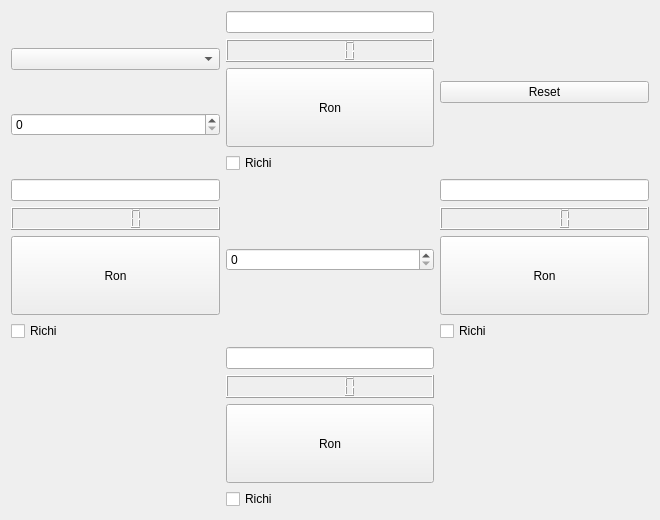
This is main.ui in dukebao/mahjong_points_calculator as Qt 5 draws it before an edit. The edited form follows.
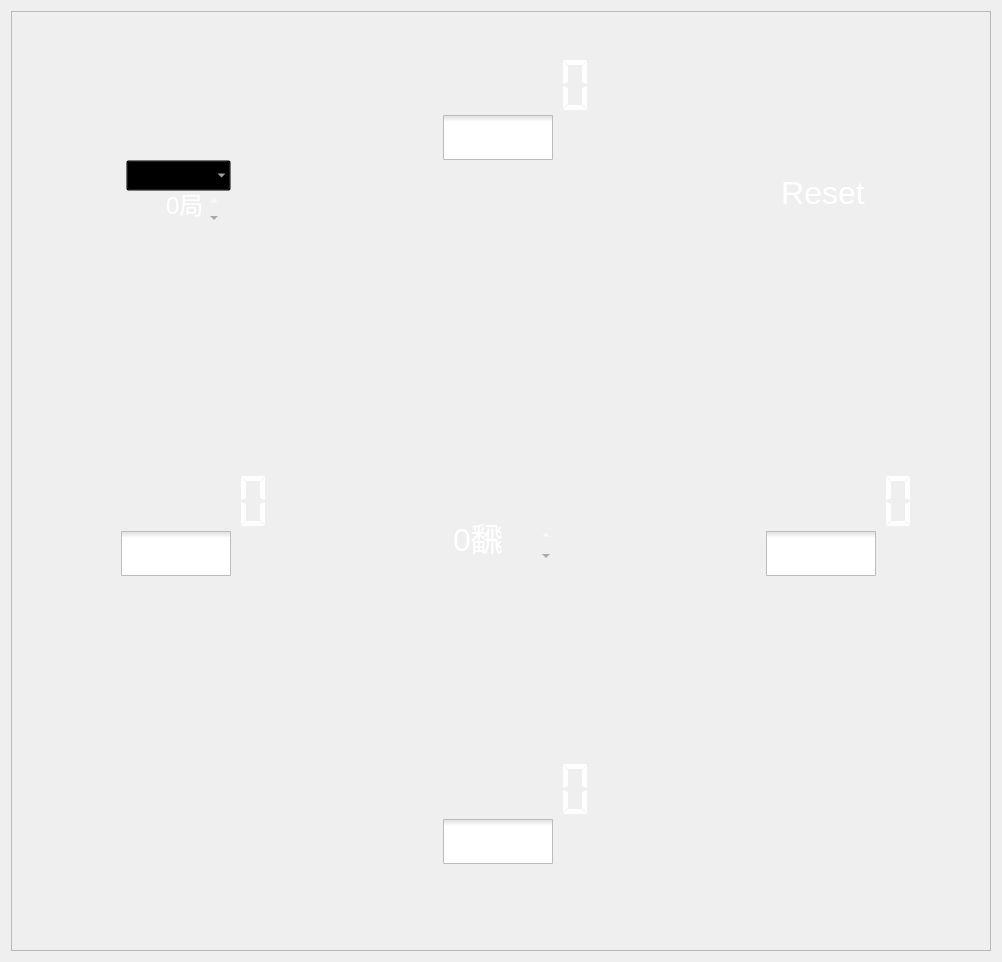
This is the edited form. Icons and pictures are not drawn.

The edit to the form file:
```diff
--- a/main.ui
+++ b/main.ui
@@ -6,216 +6,1016 @@
    <rect>
     <x>0</x>
     <y>0</y>
-    <width>660</width>
-    <height>520</height>
+    <width>1002</width>
+    <height>962</height>
    </rect>
   </property>
   <property name="windowTitle">
    <string>Form</string>
   </property>
   <property name="styleSheet">
-   <string notr="true"/>
+   <string notr="true">color:rgb(255, 255, 255);</string>
   </property>
   <layout class="QVBoxLayout" name="verticalLayout">
    <item>
-    <layout class="QGridLayout" name="gridLayout">
-     <item row="2" column="1">
-      <layout class="QVBoxLayout" name="verticalLayout_5">
-       <item>
-        <widget class="QLineEdit" name="player_south">
-         <property name="text">
-          <string/>
-         </property>
-        </widget>
-       </item>
-       <item>
-        <widget class="QLCDNumber" name="player_south_point">
-         <property name="value" stdset="0">
-          <double>0.000000000000000</double>
-         </property>
-        </widget>
-       </item>
-       <item>
-        <widget class="QPushButton" name="southPB">
-         <property name="sizePolicy">
-          <sizepolicy hsizetype="Minimum" vsizetype="Expanding">
-           <horstretch>0</horstretch>
-           <verstretch>0</verstretch>
-          </sizepolicy>
-         </property>
-         <property name="text">
-          <string>Ron</string>
-         </property>
-        </widget>
-       </item>
-       <item>
-        <widget class="QCheckBox" name="south_richi">
-         <property name="text">
-          <string>Richi</string>
-         </property>
-        </widget>
-       </item>
-      </layout>
-     </item>
-     <item row="1" column="0">
-      <layout class="QVBoxLayout" name="verticalLayout_4">
-       <item>
-        <widget class="QLineEdit" name="player_west">
-         <property name="text">
-          <string/>
-         </property>
-        </widget>
-       </item>
-       <item>
-        <widget class="QLCDNumber" name="player_west_point">
-         <property name="sizePolicy">
-          <sizepolicy hsizetype="Minimum" vsizetype="Minimum">
-           <horstretch>2</horstretch>
-           <verstretch>0</verstretch>
-          </sizepolicy>
-         </property>
-         <property name="value" stdset="0">
-          <double>0.000000000000000</double>
-         </property>
-        </widget>
-       </item>
-       <item>
-        <widget class="QPushButton" name="westPB">
-         <property name="sizePolicy">
-          <sizepolicy hsizetype="Minimum" vsizetype="Expanding">
-           <horstretch>0</horstretch>
-           <verstretch>0</verstretch>
-          </sizepolicy>
-         </property>
-         <property name="text">
-          <string>Ron</string>
-         </property>
-        </widget>
-       </item>
-       <item>
-        <widget class="QCheckBox" name="west_richi">
-         <property name="text">
-          <string>Richi</string>
-         </property>
-        </widget>
-       </item>
-      </layout>
-     </item>
-     <item row="0" column="1">
-      <layout class="QVBoxLayout" name="westplayer">
-       <item>
-        <widget class="QLineEdit" name="player_north">
-         <property name="text">
-          <string/>
-         </property>
-        </widget>
-       </item>
-       <item>
-        <widget class="QLCDNumber" name="player_north_point">
-         <property name="value" stdset="0">
-          <double>0.000000000000000</double>
-         </property>
-         <property name="intValue" stdset="0">
-          <number>0</number>
-         </property>
-        </widget>
-       </item>
-       <item>
-        <widget class="QPushButton" name="northPB">
-         <property name="sizePolicy">
-          <sizepolicy hsizetype="Minimum" vsizetype="Expanding">
-           <horstretch>0</horstretch>
-           <verstretch>0</verstretch>
-          </sizepolicy>
-         </property>
-         <property name="text">
-          <string>Ron</string>
-         </property>
-        </widget>
-       </item>
-       <item>
-        <widget class="QCheckBox" name="north_richi">
-         <property name="text">
-          <string>Richi</string>
-         </property>
-        </widget>
-       </item>
-      </layout>
-     </item>
-     <item row="1" column="2">
-      <layout class="QVBoxLayout" name="verticalLayout_3">
-       <item>
-        <widget class="QLineEdit" name="player_east">
-         <property name="text">
-          <string/>
-         </property>
-        </widget>
-       </item>
-       <item>
-        <widget class="QLCDNumber" name="player_east_point">
-         <property name="value" stdset="0">
-          <double>0.000000000000000</double>
-         </property>
-        </widget>
-       </item>
-       <item>
-        <widget class="QPushButton" name="eastPB">
-         <property name="sizePolicy">
-          <sizepolicy hsizetype="Minimum" vsizetype="Expanding">
-           <horstretch>0</horstretch>
-           <verstretch>0</verstretch>
-          </sizepolicy>
-         </property>
-         <property name="text">
-          <string>Ron</string>
-         </property>
-        </widget>
-       </item>
-       <item>
-        <widget class="QCheckBox" name="east_richi">
-         <property name="enabled">
-          <bool>true</bool>
-         </property>
-         <property name="text">
-          <string>Richi</string>
-         </property>
-        </widget>
-       </item>
-      </layout>
-     </item>
-     <item row="0" column="0">
-      <layout class="QHBoxLayout" name="horizontalLayout">
-       <item>
-        <layout class="QVBoxLayout" name="verticalLayout_2">
-         <item>
-          <widget class="QComboBox" name="current_oya"/>
-         </item>
-         <item>
-          <widget class="QSpinBox" name="round_count"/>
-         </item>
-        </layout>
-       </item>
-      </layout>
-     </item>
-     <item row="1" column="1">
-      <layout class="QVBoxLayout" name="verticalLayout_6">
-       <item>
-        <widget class="QSpinBox" name="pon"/>
-       </item>
-      </layout>
-     </item>
-     <item row="0" column="2">
-      <layout class="QHBoxLayout" name="horizontalLayout_2">
-       <item>
-        <widget class="QPushButton" name="reset">
-         <property name="text">
-          <string>Reset</string>
-         </property>
-        </widget>
-       </item>
-      </layout>
-     </item>
-    </layout>
+    <widget class="QFrame" name="frame">
+     <property name="sizePolicy">
+      <sizepolicy hsizetype="Minimum" vsizetype="Minimum">
+       <horstretch>0</horstretch>
+       <verstretch>0</verstretch>
+      </sizepolicy>
+     </property>
+     <property name="styleSheet">
+      <string notr="true">QFrame{
+background-image: url('default.jpg');
+background-repeat: no-repeat;
+background-position: center;
+}</string>
+     </property>
+     <property name="frameShape">
+      <enum>QFrame::StyledPanel</enum>
+     </property>
+     <property name="frameShadow">
+      <enum>QFrame::Raised</enum>
+     </property>
+     <property name="lineWidth">
+      <number>0</number>
+     </property>
+     <layout class="QVBoxLayout" name="verticalLayout_7">
+      <property name="spacing">
+       <number>0</number>
+      </property>
+      <property name="leftMargin">
+       <number>0</number>
+      </property>
+      <property name="topMargin">
+       <number>0</number>
+      </property>
+      <property name="rightMargin">
+       <number>0</number>
+      </property>
+      <property name="bottomMargin">
+       <number>0</number>
+      </property>
+      <item>
+       <layout class="QGridLayout" name="gridLayout">
+        <property name="leftMargin">
+         <number>5</number>
+        </property>
+        <property name="topMargin">
+         <number>5</number>
+        </property>
+        <property name="rightMargin">
+         <number>5</number>
+        </property>
+        <property name="bottomMargin">
+         <number>5</number>
+        </property>
+        <item row="1" column="1">
+         <layout class="QVBoxLayout" name="verticalLayout_6">
+          <property name="leftMargin">
+           <number>0</number>
+          </property>
+          <property name="topMargin">
+           <number>20</number>
+          </property>
+          <property name="rightMargin">
+           <number>0</number>
+          </property>
+          <property name="bottomMargin">
+           <number>20</number>
+          </property>
+          <item>
+           <spacer name="verticalSpacer">
+            <property name="orientation">
+             <enum>Qt::Vertical</enum>
+            </property>
+            <property name="sizeHint" stdset="0">
+             <size>
+              <width>20</width>
+              <height>40</height>
+             </size>
+            </property>
+           </spacer>
+          </item>
+          <item>
+           <layout class="QHBoxLayout" name="horizontalLayout_8">
+            <property name="topMargin">
+             <number>0</number>
+            </property>
+            <property name="bottomMargin">
+             <number>0</number>
+            </property>
+            <item>
+             <widget class="QSpinBox" name="pon">
+              <property name="enabled">
+               <bool>true</bool>
+              </property>
+              <property name="sizePolicy">
+               <sizepolicy hsizetype="Fixed" vsizetype="Fixed">
+                <horstretch>0</horstretch>
+                <verstretch>0</verstretch>
+               </sizepolicy>
+              </property>
+              <property name="font">
+               <font>
+                <pointsize>24</pointsize>
+               </font>
+              </property>
+              <property name="styleSheet">
+               <string notr="true">color:rgb(255, 255, 255);
+background:transparent;</string>
+              </property>
+              <property name="frame">
+               <bool>false</bool>
+              </property>
+              <property name="suffix">
+               <string>飜</string>
+              </property>
+             </widget>
+            </item>
+           </layout>
+          </item>
+          <item>
+           <spacer name="verticalSpacer_2">
+            <property name="orientation">
+             <enum>Qt::Vertical</enum>
+            </property>
+            <property name="sizeHint" stdset="0">
+             <size>
+              <width>20</width>
+              <height>40</height>
+             </size>
+            </property>
+           </spacer>
+          </item>
+         </layout>
+        </item>
+        <item row="1" column="2">
+         <layout class="QVBoxLayout" name="verticalLayout_3">
+          <item>
+           <spacer name="verticalSpacer_4">
+            <property name="orientation">
+             <enum>Qt::Vertical</enum>
+            </property>
+            <property name="sizeHint" stdset="0">
+             <size>
+              <width>20</width>
+              <height>40</height>
+             </size>
+            </property>
+           </spacer>
+          </item>
+          <item>
+           <widget class="QLineEdit" name="player_east">
+            <property name="font">
+             <font>
+              <pointsize>24</pointsize>
+             </font>
+            </property>
+            <property name="styleSheet">
+             <string notr="true">background:transparent;</string>
+            </property>
+            <property name="text">
+             <string/>
+            </property>
+            <property name="frame">
+             <bool>false</bool>
+            </property>
+            <property name="alignment">
+             <set>Qt::AlignCenter</set>
+            </property>
+           </widget>
+          </item>
+          <item>
+           <widget class="QLCDNumber" name="player_east_point">
+            <property name="sizePolicy">
+             <sizepolicy hsizetype="Minimum" vsizetype="Fixed">
+              <horstretch>0</horstretch>
+              <verstretch>0</verstretch>
+             </sizepolicy>
+            </property>
+            <property name="minimumSize">
+             <size>
+              <width>0</width>
+              <height>60</height>
+             </size>
+            </property>
+            <property name="styleSheet">
+             <string notr="true">color:rgb(255, 255, 255);
+background:transparent;</string>
+            </property>
+            <property name="frameShape">
+             <enum>QFrame::NoFrame</enum>
+            </property>
+            <property name="digitCount">
+             <number>6</number>
+            </property>
+            <property name="segmentStyle">
+             <enum>QLCDNumber::Flat</enum>
+            </property>
+            <property name="value" stdset="0">
+             <double>0.000000000000000</double>
+            </property>
+           </widget>
+          </item>
+          <item>
+           <layout class="QHBoxLayout" name="horizontalLayout_12">
+            <property name="bottomMargin">
+             <number>0</number>
+            </property>
+            <item>
+             <spacer name="horizontalSpacer_5">
+              <property name="orientation">
+               <enum>Qt::Horizontal</enum>
+              </property>
+              <property name="sizeHint" stdset="0">
+               <size>
+                <width>40</width>
+                <height>20</height>
+               </size>
+              </property>
+             </spacer>
+            </item>
+            <item>
+             <widget class="QCheckBox" name="east_richi">
+              <property name="enabled">
+               <bool>true</bool>
+              </property>
+              <property name="font">
+               <font>
+                <pointsize>24</pointsize>
+               </font>
+              </property>
+              <property name="layoutDirection">
+               <enum>Qt::LeftToRight</enum>
+              </property>
+              <property name="styleSheet">
+               <string notr="true"> QCheckBox::indicator {
+     width: 110px;
+     height: 45px;
+ }
+  QCheckBox::indicator:checked
+  {
+    image: url(richi.png);
+  }
+  QCheckBox::indicator:unchecked
+  {
+    image: url(no_richi.png);
+  }
+</string>
+              </property>
+              <property name="text">
+               <string/>
+              </property>
+              <property name="iconSize">
+               <size>
+                <width>110</width>
+                <height>45</height>
+               </size>
+              </property>
+             </widget>
+            </item>
+            <item>
+             <spacer name="horizontalSpacer_6">
+              <property name="orientation">
+               <enum>Qt::Horizontal</enum>
+              </property>
+              <property name="sizeHint" stdset="0">
+               <size>
+                <width>40</width>
+                <height>20</height>
+               </size>
+              </property>
+             </spacer>
+            </item>
+           </layout>
+          </item>
+          <item>
+           <widget class="QPushButton" name="eastPB">
+            <property name="sizePolicy">
+             <sizepolicy hsizetype="Minimum" vsizetype="Minimum">
+              <horstretch>0</horstretch>
+              <verstretch>0</verstretch>
+             </sizepolicy>
+            </property>
+            <property name="minimumSize">
+             <size>
+              <width>318</width>
+              <height>81</height>
+             </size>
+            </property>
+            <property name="styleSheet">
+             <string notr="true"/>
+            </property>
+            <property name="text">
+             <string/>
+            </property>
+            <property name="icon">
+             <iconset>
+              <normaloff>ron.png</normaloff>ron.png</iconset>
+            </property>
+            <property name="iconSize">
+             <size>
+              <width>220</width>
+              <height>100</height>
+             </size>
+            </property>
+            <property name="flat">
+             <bool>true</bool>
+            </property>
+           </widget>
+          </item>
+          <item>
+           <spacer name="verticalSpacer_6">
+            <property name="orientation">
+             <enum>Qt::Vertical</enum>
+            </property>
+            <property name="sizeHint" stdset="0">
+             <size>
+              <width>20</width>
+              <height>40</height>
+             </size>
+            </property>
+           </spacer>
+          </item>
+         </layout>
+        </item>
+        <item row="1" column="0">
+         <layout class="QVBoxLayout" name="verticalLayout_4">
+          <item>
+           <spacer name="verticalSpacer_3">
+            <property name="orientation">
+             <enum>Qt::Vertical</enum>
+            </property>
+            <property name="sizeHint" stdset="0">
+             <size>
+              <width>20</width>
+              <height>40</height>
+             </size>
+            </property>
+           </spacer>
+          </item>
+          <item>
+           <widget class="QLineEdit" name="player_west">
+            <property name="font">
+             <font>
+              <pointsize>24</pointsize>
+             </font>
+            </property>
+            <property name="styleSheet">
+             <string notr="true">background:transparent;</string>
+            </property>
+            <property name="text">
+             <string/>
+            </property>
+            <property name="frame">
+             <bool>false</bool>
+            </property>
+            <property name="alignment">
+             <set>Qt::AlignCenter</set>
+            </property>
+           </widget>
+          </item>
+          <item>
+           <widget class="QLCDNumber" name="player_west_point">
+            <property name="sizePolicy">
+             <sizepolicy hsizetype="Minimum" vsizetype="Fixed">
+              <horstretch>0</horstretch>
+              <verstretch>0</verstretch>
+             </sizepolicy>
+            </property>
+            <property name="minimumSize">
+             <size>
+              <width>0</width>
+              <height>60</height>
+             </size>
+            </property>
+            <property name="styleSheet">
+             <string notr="true">color:rgb(255, 255, 255);
+background:transparent;</string>
+            </property>
+            <property name="frameShape">
+             <enum>QFrame::NoFrame</enum>
+            </property>
+            <property name="frameShadow">
+             <enum>QFrame::Raised</enum>
+            </property>
+            <property name="digitCount">
+             <number>6</number>
+            </property>
+            <property name="mode">
+             <enum>QLCDNumber::Dec</enum>
+            </property>
+            <property name="segmentStyle">
+             <enum>QLCDNumber::Flat</enum>
+            </property>
+            <property name="value" stdset="0">
+             <double>0.000000000000000</double>
+            </property>
+           </widget>
+          </item>
+          <item>
+           <layout class="QHBoxLayout" name="horizontalLayout_11">
+            <property name="bottomMargin">
+             <number>0</number>
+            </property>
+            <item>
+             <spacer name="horizontalSpacer_3">
+              <property name="orientation">
+               <enum>Qt::Horizontal</enum>
+              </property>
+              <property name="sizeHint" stdset="0">
+               <size>
+                <width>40</width>
+                <height>20</height>
+               </size>
+              </property>
+             </spacer>
+            </item>
+            <item>
+             <widget class="QCheckBox" name="west_richi">
+              <property name="font">
+               <font>
+                <pointsize>24</pointsize>
+               </font>
+              </property>
+              <property name="styleSheet">
+               <string notr="true"> QCheckBox::indicator {
+     width: 110px;
+     height: 45px;
+ }
+  QCheckBox::indicator:checked
+  {
+    image: url(richi.png);
+  }
+  QCheckBox::indicator:unchecked
+  {
+    image: url(no_richi.png);
+  }
+</string>
+              </property>
+              <property name="text">
+               <string/>
+              </property>
+              <property name="iconSize">
+               <size>
+                <width>110</width>
+                <height>45</height>
+               </size>
+              </property>
+             </widget>
+            </item>
+            <item>
+             <spacer name="horizontalSpacer_4">
+              <property name="orientation">
+               <enum>Qt::Horizontal</enum>
+              </property>
+              <property name="sizeHint" stdset="0">
+               <size>
+                <width>40</width>
+                <height>20</height>
+               </size>
+              </property>
+             </spacer>
+            </item>
+           </layout>
+          </item>
+          <item>
+           <widget class="QPushButton" name="westPB">
+            <property name="sizePolicy">
+             <sizepolicy hsizetype="Minimum" vsizetype="Minimum">
+              <horstretch>0</horstretch>
+              <verstretch>0</verstretch>
+             </sizepolicy>
+            </property>
+            <property name="minimumSize">
+             <size>
+              <width>318</width>
+              <height>81</height>
+             </size>
+            </property>
+            <property name="styleSheet">
+             <string notr="true"/>
+            </property>
+            <property name="text">
+             <string/>
+            </property>
+            <property name="icon">
+             <iconset>
+              <normaloff>ron.png</normaloff>ron.png</iconset>
+            </property>
+            <property name="iconSize">
+             <size>
+              <width>220</width>
+              <height>100</height>
+             </size>
+            </property>
+            <property name="flat">
+             <bool>true</bool>
+            </property>
+           </widget>
+          </item>
+          <item>
+           <spacer name="verticalSpacer_5">
+            <property name="orientation">
+             <enum>Qt::Vertical</enum>
+            </property>
+            <property name="sizeHint" stdset="0">
+             <size>
+              <width>20</width>
+              <height>40</height>
+             </size>
+            </property>
+           </spacer>
+          </item>
+         </layout>
+        </item>
+        <item row="0" column="0">
+         <layout class="QHBoxLayout" name="horizontalLayout">
+          <property name="leftMargin">
+           <number>0</number>
+          </property>
+          <property name="topMargin">
+           <number>0</number>
+          </property>
+          <property name="rightMargin">
+           <number>0</number>
+          </property>
+          <property name="bottomMargin">
+           <number>0</number>
+          </property>
+          <item>
+           <layout class="QVBoxLayout" name="verticalLayout_2">
+            <property name="bottomMargin">
+             <number>0</number>
+            </property>
+            <item>
+             <spacer name="verticalSpacer_8">
+              <property name="orientation">
+               <enum>Qt::Vertical</enum>
+              </property>
+              <property name="sizeHint" stdset="0">
+               <size>
+                <width>20</width>
+                <height>40</height>
+               </size>
+              </property>
+             </spacer>
+            </item>
+            <item>
+             <widget class="QComboBox" name="current_oya">
+              <property name="sizePolicy">
+               <sizepolicy hsizetype="Preferred" vsizetype="Preferred">
+                <horstretch>0</horstretch>
+                <verstretch>0</verstretch>
+               </sizepolicy>
+              </property>
+              <property name="font">
+               <font>
+                <pointsize>16</pointsize>
+               </font>
+              </property>
+              <property name="styleSheet">
+               <string notr="true">color:rgb(255, 255, 255);
+background:transparent;</string>
+              </property>
+              <property name="frame">
+               <bool>false</bool>
+              </property>
+             </widget>
+            </item>
+            <item>
+             <layout class="QHBoxLayout" name="horizontalLayout_3">
+              <property name="bottomMargin">
+               <number>0</number>
+              </property>
+              <item>
+               <widget class="QSpinBox" name="round_count">
+                <property name="sizePolicy">
+                 <sizepolicy hsizetype="Fixed" vsizetype="Fixed">
+                  <horstretch>0</horstretch>
+                  <verstretch>0</verstretch>
+                 </sizepolicy>
+                </property>
+                <property name="minimumSize">
+                 <size>
+                  <width>0</width>
+                  <height>36</height>
+                 </size>
+                </property>
+                <property name="font">
+                 <font>
+                  <pointsize>18</pointsize>
+                 </font>
+                </property>
+                <property name="styleSheet">
+                 <string notr="true">color:rgb(255, 255, 255);
+background:transparent;</string>
+                </property>
+                <property name="frame">
+                 <bool>false</bool>
+                </property>
+                <property name="alignment">
+                 <set>Qt::AlignRight|Qt::AlignTrailing|Qt::AlignVCenter</set>
+                </property>
+                <property name="suffix">
+                 <string>局</string>
+                </property>
+               </widget>
+              </item>
+             </layout>
+            </item>
+            <item>
+             <spacer name="verticalSpacer_7">
+              <property name="orientation">
+               <enum>Qt::Vertical</enum>
+              </property>
+              <property name="sizeHint" stdset="0">
+               <size>
+                <width>20</width>
+                <height>40</height>
+               </size>
+              </property>
+             </spacer>
+            </item>
+           </layout>
+          </item>
+         </layout>
+        </item>
+        <item row="0" column="2">
+         <layout class="QHBoxLayout" name="horizontalLayout_2">
+          <item>
+           <widget class="QPushButton" name="reset">
+            <property name="sizePolicy">
+             <sizepolicy hsizetype="Fixed" vsizetype="Fixed">
+              <horstretch>0</horstretch>
+              <verstretch>0</verstretch>
+             </sizepolicy>
+            </property>
+            <property name="font">
+             <font>
+              <pointsize>24</pointsize>
+             </font>
+            </property>
+            <property name="styleSheet">
+             <string notr="true">color:rgb(255, 255, 255);
+background:transparent;</string>
+            </property>
+            <property name="text">
+             <string>Reset</string>
+            </property>
+            <property name="flat">
+             <bool>true</bool>
+            </property>
+           </widget>
+          </item>
+         </layout>
+        </item>
+        <item row="2" column="1">
+         <layout class="QVBoxLayout" name="verticalLayout_5">
+          <item>
+           <widget class="QLineEdit" name="player_south">
+            <property name="font">
+             <font>
+              <pointsize>24</pointsize>
+             </font>
+            </property>
+            <property name="styleSheet">
+             <string notr="true">background:transparent;</string>
+            </property>
+            <property name="text">
+             <string/>
+            </property>
+            <property name="frame">
+             <bool>false</bool>
+            </property>
+            <property name="alignment">
+             <set>Qt::AlignCenter</set>
+            </property>
+           </widget>
+          </item>
+          <item>
+           <widget class="QLCDNumber" name="player_south_point">
+            <property name="sizePolicy">
+             <sizepolicy hsizetype="Minimum" vsizetype="Fixed">
+              <horstretch>0</horstretch>
+              <verstretch>0</verstretch>
+             </sizepolicy>
+            </property>
+            <property name="minimumSize">
+             <size>
+              <width>0</width>
+              <height>60</height>
+             </size>
+            </property>
+            <property name="styleSheet">
+             <string notr="true">color:rgb(255, 255, 255);
+background:transparent;</string>
+            </property>
+            <property name="frameShape">
+             <enum>QFrame::NoFrame</enum>
+            </property>
+            <property name="digitCount">
+             <number>6</number>
+            </property>
+            <property name="segmentStyle">
+             <enum>QLCDNumber::Flat</enum>
+            </property>
+           </widget>
+          </item>
+          <item>
+           <layout class="QHBoxLayout" name="horizontalLayout_13">
+            <property name="bottomMargin">
+             <number>0</number>
+            </property>
+            <item>
+             <spacer name="horizontalSpacer_7">
+              <property name="orientation">
+               <enum>Qt::Horizontal</enum>
+              </property>
+              <property name="sizeHint" stdset="0">
+               <size>
+                <width>40</width>
+                <height>20</height>
+               </size>
+              </property>
+             </spacer>
+            </item>
+            <item>
+             <widget class="QCheckBox" name="south_richi">
+              <property name="font">
+               <font>
+                <pointsize>24</pointsize>
+               </font>
+              </property>
+              <property name="styleSheet">
+               <string notr="true"> QCheckBox::indicator {
+     width: 110px;
+     height: 45px;
+ }
+  QCheckBox::indicator:checked
+  {
+    image: url(richi.png);
+  }
+  QCheckBox::indicator:unchecked
+  {
+    image: url(no_richi.png);
+  }
+</string>
+              </property>
+              <property name="text">
+               <string/>
+              </property>
+              <property name="iconSize">
+               <size>
+                <width>110</width>
+                <height>45</height>
+               </size>
+              </property>
+             </widget>
+            </item>
+            <item>
+             <spacer name="horizontalSpacer_8">
+              <property name="orientation">
+               <enum>Qt::Horizontal</enum>
+              </property>
+              <property name="sizeHint" stdset="0">
+               <size>
+                <width>40</width>
+                <height>20</height>
+               </size>
+              </property>
+             </spacer>
+            </item>
+           </layout>
+          </item>
+          <item>
+           <widget class="QPushButton" name="southPB">
+            <property name="sizePolicy">
+             <sizepolicy hsizetype="Minimum" vsizetype="Minimum">
+              <horstretch>0</horstretch>
+              <verstretch>0</verstretch>
+             </sizepolicy>
+            </property>
+            <property name="minimumSize">
+             <size>
+              <width>318</width>
+              <height>81</height>
+             </size>
+            </property>
+            <property name="styleSheet">
+             <string notr="true"/>
+            </property>
+            <property name="text">
+             <string/>
+            </property>
+            <property name="icon">
+             <iconset>
+              <normaloff>ron.png</normaloff>ron.png</iconset>
+            </property>
+            <property name="iconSize">
+             <size>
+              <width>220</width>
+              <height>100</height>
+             </size>
+            </property>
+            <property name="flat">
+             <bool>true</bool>
+            </property>
+           </widget>
+          </item>
+         </layout>
+        </item>
+        <item row="0" column="1">
+         <layout class="QVBoxLayout" name="westplayer">
+          <item>
+           <widget class="QLineEdit" name="player_north">
+            <property name="sizePolicy">
+             <sizepolicy hsizetype="Expanding" vsizetype="Fixed">
+              <horstretch>0</horstretch>
+              <verstretch>0</verstretch>
+             </sizepolicy>
+            </property>
+            <property name="font">
+             <font>
+              <pointsize>24</pointsize>
+             </font>
+            </property>
+            <property name="styleSheet">
+             <string notr="true">background:transparent;</string>
+            </property>
+            <property name="text">
+             <string/>
+            </property>
+            <property name="frame">
+             <bool>false</bool>
+            </property>
+            <property name="alignment">
+             <set>Qt::AlignCenter</set>
+            </property>
+           </widget>
+          </item>
+          <item>
+           <widget class="QLCDNumber" name="player_north_point">
+            <property name="enabled">
+             <bool>true</bool>
+            </property>
+            <property name="sizePolicy">
+             <sizepolicy hsizetype="Minimum" vsizetype="Fixed">
+              <horstretch>0</horstretch>
+              <verstretch>0</verstretch>
+             </sizepolicy>
+            </property>
+            <property name="minimumSize">
+             <size>
+              <width>0</width>
+              <height>60</height>
+             </size>
+            </property>
+            <property name="autoFillBackground">
+             <bool>false</bool>
+            </property>
+            <property name="styleSheet">
+             <string notr="true">color:rgb(255, 255, 255);
+background:transparent;</string>
+            </property>
+            <property name="frameShape">
+             <enum>QFrame::NoFrame</enum>
+            </property>
+            <property name="digitCount">
+             <number>6</number>
+            </property>
+            <property name="segmentStyle">
+             <enum>QLCDNumber::Flat</enum>
+            </property>
+            <property name="value" stdset="0">
+             <double>0.000000000000000</double>
+            </property>
+            <property name="intValue" stdset="0">
+             <number>0</number>
+            </property>
+           </widget>
+          </item>
+          <item>
+           <layout class="QHBoxLayout" name="horizontalLayout_10">
+            <property name="bottomMargin">
+             <number>0</number>
+            </property>
+            <item>
+             <spacer name="horizontalSpacer">
+              <property name="orientation">
+               <enum>Qt::Horizontal</enum>
+              </property>
+              <property name="sizeHint" stdset="0">
+               <size>
+                <width>40</width>
+                <height>20</height>
+               </size>
+              </property>
+             </spacer>
+            </item>
+            <item>
+             <widget class="QCheckBox" name="north_richi">
+              <property name="sizePolicy">
+               <sizepolicy hsizetype="Minimum" vsizetype="Fixed">
+                <horstretch>0</horstretch>
+                <verstretch>0</verstretch>
+               </sizepolicy>
+              </property>
+              <property name="font">
+               <font>
+                <pointsize>24</pointsize>
+               </font>
+              </property>
+              <property name="layoutDirection">
+               <enum>Qt::LeftToRight</enum>
+              </property>
+              <property name="styleSheet">
+               <string notr="true"> QCheckBox::indicator {
+     width: 110px;
+     height: 45px;
+ }
+  QCheckBox::indicator:checked
+  {
+    image: url(richi.png);
+  }
+  QCheckBox::indicator:unchecked
+  {
+    image: url(no_richi.png);
+  }
+</string>
+              </property>
+              <property name="text">
+               <string/>
+              </property>
+              <property name="iconSize">
+               <size>
+                <width>110</width>
+                <height>45</height>
+               </size>
+              </property>
+              <property name="checkable">
+               <bool>true</bool>
+              </property>
+             </widget>
+            </item>
+            <item>
+             <spacer name="horizontalSpacer_2">
+              <property name="orientation">
+               <enum>Qt::Horizontal</enum>
+              </property>
+              <property name="sizeHint" stdset="0">
+               <size>
+                <width>40</width>
+                <height>20</height>
+               </size>
+              </property>
+             </spacer>
+            </item>
+           </layout>
+          </item>
+          <item>
+           <widget class="QPushButton" name="northPB">
+            <property name="sizePolicy">
+             <sizepolicy hsizetype="Minimum" vsizetype="Minimum">
+              <horstretch>0</horstretch>
+              <verstretch>0</verstretch>
+             </sizepolicy>
+            </property>
+            <property name="minimumSize">
+             <size>
+              <width>318</width>
+              <height>81</height>
+             </size>
+            </property>
+            <property name="styleSheet">
+             <string notr="true"/>
+            </property>
+            <property name="text">
+             <string/>
+            </property>
+            <property name="icon">
+             <iconset>
+              <normaloff>ron.png</normaloff>ron.png</iconset>
+            </property>
+            <property name="iconSize">
+             <size>
+              <width>220</width>
+              <height>100</height>
+             </size>
+            </property>
+            <property name="flat">
+             <bool>true</bool>
+            </property>
+           </widget>
+          </item>
+         </layout>
+        </item>
+       </layout>
+      </item>
+     </layout>
+    </widget>
    </item>
   </layout>
  </widget>
```
Left out of the diff: 1 changed line with no effect on the pictures.
